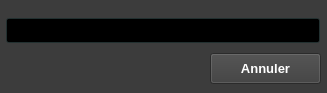
First picture: the form in ui/yeroth-erp-admin-search-form.ui, repository yerothd/yeroth-erp-3-0, before the edit.
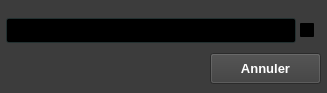
Second picture: the form after the edit. Custom widgets are drawn as their Qt base class.

```diff
--- a/ui/yeroth-erp-admin-search-form.ui
+++ b/ui/yeroth-erp-admin-search-form.ui
@@ -148,6 +148,15 @@
        </color>
       </brush>
      </colorrole>
+     <colorrole role="PlaceholderText">
+      <brush brushstyle="NoBrush">
+       <color alpha="128">
+        <red>255</red>
+        <green>255</green>
+        <blue>255</blue>
+       </color>
+      </brush>
+     </colorrole>
     </active>
     <inactive>
      <colorrole role="WindowText">
@@ -285,6 +294,15 @@
        </color>
       </brush>
      </colorrole>
+     <colorrole role="PlaceholderText">
+      <brush brushstyle="NoBrush">
+       <color alpha="128">
+        <red>255</red>
+        <green>255</green>
+        <blue>255</blue>
+       </color>
+      </brush>
+     </colorrole>
     </inactive>
     <disabled>
      <colorrole role="WindowText">
@@ -422,6 +440,15 @@
        </color>
       </brush>
      </colorrole>
+     <colorrole role="PlaceholderText">
+      <brush brushstyle="NoBrush">
+       <color alpha="128">
+        <red>255</red>
+        <green>255</green>
+        <blue>255</blue>
+       </color>
+      </brush>
+     </colorrole>
     </disabled>
    </palette>
   </property>
@@ -438,7 +465,7 @@
     <rect>
      <x>6</x>
      <y>18</y>
-     <width>314</width>
+     <width>290</width>
      <height>25</height>
     </rect>
    </property>
@@ -598,6 +625,15 @@
         </color>
        </brush>
       </colorrole>
+      <colorrole role="PlaceholderText">
+       <brush brushstyle="NoBrush">
+        <color alpha="128">
+         <red>255</red>
+         <green>255</green>
+         <blue>255</blue>
+        </color>
+       </brush>
+      </colorrole>
      </active>
      <inactive>
       <colorrole role="WindowText">
@@ -753,6 +789,15 @@
         </color>
        </brush>
       </colorrole>
+      <colorrole role="PlaceholderText">
+       <brush brushstyle="NoBrush">
+        <color alpha="128">
+         <red>255</red>
+         <green>255</green>
+         <blue>255</blue>
+        </color>
+       </brush>
+      </colorrole>
      </inactive>
      <disabled>
       <colorrole role="WindowText">
@@ -908,6 +953,15 @@
         </color>
        </brush>
       </colorrole>
+      <colorrole role="PlaceholderText">
+       <brush brushstyle="NoBrush">
+        <color alpha="128">
+         <red>255</red>
+         <green>255</green>
+         <blue>255</blue>
+        </color>
+       </brush>
+      </colorrole>
      </disabled>
     </palette>
    </property>
@@ -1352,6 +1406,477 @@
     <string>Annuler</string>
    </property>
   </widget>
+  <widget class="QCheckBox" name="checkBox_EXACT_STRING_MATCH">
+   <property name="geometry">
+    <rect>
+     <x>298</x>
+     <y>18</y>
+     <width>16</width>
+     <height>25</height>
+    </rect>
+   </property>
+   <property name="palette">
+    <palette>
+     <active>
+      <colorrole role="WindowText">
+       <brush brushstyle="SolidPattern">
+        <color alpha="255">
+         <red>255</red>
+         <green>255</green>
+         <blue>255</blue>
+        </color>
+       </brush>
+      </colorrole>
+      <colorrole role="Button">
+       <brush brushstyle="SolidPattern">
+        <color alpha="255">
+         <red>0</red>
+         <green>0</green>
+         <blue>0</blue>
+        </color>
+       </brush>
+      </colorrole>
+      <colorrole role="Light">
+       <brush brushstyle="SolidPattern">
+        <color alpha="255">
+         <red>0</red>
+         <green>0</green>
+         <blue>0</blue>
+        </color>
+       </brush>
+      </colorrole>
+      <colorrole role="Midlight">
+       <brush brushstyle="SolidPattern">
+        <color alpha="255">
+         <red>0</red>
+         <green>0</green>
+         <blue>0</blue>
+        </color>
+       </brush>
+      </colorrole>
+      <colorrole role="Dark">
+       <brush brushstyle="SolidPattern">
+        <color alpha="255">
+         <red>0</red>
+         <green>0</green>
+         <blue>0</blue>
+        </color>
+       </brush>
+      </colorrole>
+      <colorrole role="Mid">
+       <brush brushstyle="SolidPattern">
+        <color alpha="255">
+         <red>0</red>
+         <green>0</green>
+         <blue>0</blue>
+        </color>
+       </brush>
+      </colorrole>
+      <colorrole role="Text">
+       <brush brushstyle="SolidPattern">
+        <color alpha="255">
+         <red>255</red>
+         <green>255</green>
+         <blue>255</blue>
+        </color>
+       </brush>
+      </colorrole>
+      <colorrole role="BrightText">
+       <brush brushstyle="SolidPattern">
+        <color alpha="255">
+         <red>255</red>
+         <green>255</green>
+         <blue>255</blue>
+        </color>
+       </brush>
+      </colorrole>
+      <colorrole role="ButtonText">
+       <brush brushstyle="SolidPattern">
+        <color alpha="255">
+         <red>255</red>
+         <green>255</green>
+         <blue>255</blue>
+        </color>
+       </brush>
+      </colorrole>
+      <colorrole role="Base">
+       <brush brushstyle="SolidPattern">
+        <color alpha="255">
+         <red>0</red>
+         <green>0</green>
+         <blue>0</blue>
+        </color>
+       </brush>
+      </colorrole>
+      <colorrole role="Window">
+       <brush brushstyle="SolidPattern">
+        <color alpha="255">
+         <red>0</red>
+         <green>0</green>
+         <blue>0</blue>
+        </color>
+       </brush>
+      </colorrole>
+      <colorrole role="Shadow">
+       <brush brushstyle="SolidPattern">
+        <color alpha="255">
+         <red>0</red>
+         <green>0</green>
+         <blue>0</blue>
+        </color>
+       </brush>
+      </colorrole>
+      <colorrole role="AlternateBase">
+       <brush brushstyle="SolidPattern">
+        <color alpha="255">
+         <red>0</red>
+         <green>0</green>
+         <blue>0</blue>
+        </color>
+       </brush>
+      </colorrole>
+      <colorrole role="ToolTipBase">
+       <brush brushstyle="SolidPattern">
+        <color alpha="255">
+         <red>255</red>
+         <green>255</green>
+         <blue>220</blue>
+        </color>
+       </brush>
+      </colorrole>
+      <colorrole role="ToolTipText">
+       <brush brushstyle="SolidPattern">
+        <color alpha="255">
+         <red>0</red>
+         <green>0</green>
+         <blue>0</blue>
+        </color>
+       </brush>
+      </colorrole>
+      <colorrole role="PlaceholderText">
+       <brush brushstyle="NoBrush">
+        <color alpha="128">
+         <red>255</red>
+         <green>255</green>
+         <blue>255</blue>
+        </color>
+       </brush>
+      </colorrole>
+     </active>
+     <inactive>
+      <colorrole role="WindowText">
+       <brush brushstyle="SolidPattern">
+        <color alpha="255">
+         <red>255</red>
+         <green>255</green>
+         <blue>255</blue>
+        </color>
+       </brush>
+      </colorrole>
+      <colorrole role="Button">
+       <brush brushstyle="SolidPattern">
+        <color alpha="255">
+         <red>0</red>
+         <green>0</green>
+         <blue>0</blue>
+        </color>
+       </brush>
+      </colorrole>
+      <colorrole role="Light">
+       <brush brushstyle="SolidPattern">
+        <color alpha="255">
+         <red>0</red>
+         <green>0</green>
+         <blue>0</blue>
+        </color>
+       </brush>
+      </colorrole>
+      <colorrole role="Midlight">
+       <brush brushstyle="SolidPattern">
+        <color alpha="255">
+         <red>0</red>
+         <green>0</green>
+         <blue>0</blue>
+        </color>
+       </brush>
+      </colorrole>
+      <colorrole role="Dark">
+       <brush brushstyle="SolidPattern">
+        <color alpha="255">
+         <red>0</red>
+         <green>0</green>
+         <blue>0</blue>
+        </color>
+       </brush>
+      </colorrole>
+      <colorrole role="Mid">
+       <brush brushstyle="SolidPattern">
+        <color alpha="255">
+         <red>0</red>
+         <green>0</green>
+         <blue>0</blue>
+        </color>
+       </brush>
+      </colorrole>
+      <colorrole role="Text">
+       <brush brushstyle="SolidPattern">
+        <color alpha="255">
+         <red>255</red>
+         <green>255</green>
+         <blue>255</blue>
+        </color>
+       </brush>
+      </colorrole>
+      <colorrole role="BrightText">
+       <brush brushstyle="SolidPattern">
+        <color alpha="255">
+         <red>255</red>
+         <green>255</green>
+         <blue>255</blue>
+        </color>
+       </brush>
+      </colorrole>
+      <colorrole role="ButtonText">
+       <brush brushstyle="SolidPattern">
+        <color alpha="255">
+         <red>255</red>
+         <green>255</green>
+         <blue>255</blue>
+        </color>
+       </brush>
+      </colorrole>
+      <colorrole role="Base">
+       <brush brushstyle="SolidPattern">
+        <color alpha="255">
+         <red>0</red>
+         <green>0</green>
+         <blue>0</blue>
+        </color>
+       </brush>
+      </colorrole>
+      <colorrole role="Window">
+       <brush brushstyle="SolidPattern">
+        <color alpha="255">
+         <red>0</red>
+         <green>0</green>
+         <blue>0</blue>
+        </color>
+       </brush>
+      </colorrole>
+      <colorrole role="Shadow">
+       <brush brushstyle="SolidPattern">
+        <color alpha="255">
+         <red>0</red>
+         <green>0</green>
+         <blue>0</blue>
+        </color>
+       </brush>
+      </colorrole>
+      <colorrole role="AlternateBase">
+       <brush brushstyle="SolidPattern">
+        <color alpha="255">
+         <red>0</red>
+         <green>0</green>
+         <blue>0</blue>
+        </color>
+       </brush>
+      </colorrole>
+      <colorrole role="ToolTipBase">
+       <brush brushstyle="SolidPattern">
+        <color alpha="255">
+         <red>255</red>
+         <green>255</green>
+         <blue>220</blue>
+        </color>
+       </brush>
+      </colorrole>
+      <colorrole role="ToolTipText">
+       <brush brushstyle="SolidPattern">
+        <color alpha="255">
+         <red>0</red>
+         <green>0</green>
+         <blue>0</blue>
+        </color>
+       </brush>
+      </colorrole>
+      <colorrole role="PlaceholderText">
+       <brush brushstyle="NoBrush">
+        <color alpha="128">
+         <red>255</red>
+         <green>255</green>
+         <blue>255</blue>
+        </color>
+       </brush>
+      </colorrole>
+     </inactive>
+     <disabled>
+      <colorrole role="WindowText">
+       <brush brushstyle="SolidPattern">
+        <color alpha="255">
+         <red>127</red>
+         <green>127</green>
+         <blue>127</blue>
+        </color>
+       </brush>
+      </colorrole>
+      <colorrole role="Button">
+       <brush brushstyle="SolidPattern">
+        <color alpha="255">
+         <red>0</red>
+         <green>0</green>
+         <blue>0</blue>
+        </color>
+       </brush>
+      </colorrole>
+      <colorrole role="Light">
+       <brush brushstyle="SolidPattern">
+        <color alpha="255">
+         <red>0</red>
+         <green>0</green>
+         <blue>0</blue>
+        </color>
+       </brush>
+      </colorrole>
+      <colorrole role="Midlight">
+       <brush brushstyle="SolidPattern">
+        <color alpha="255">
+         <red>0</red>
+         <green>0</green>
+         <blue>0</blue>
+        </color>
+       </brush>
+      </colorrole>
+      <colorrole role="Dark">
+       <brush brushstyle="SolidPattern">
+        <color alpha="255">
+         <red>0</red>
+         <green>0</green>
+         <blue>0</blue>
+        </color>
+       </brush>
+      </colorrole>
+      <colorrole role="Mid">
+       <brush brushstyle="SolidPattern">
+        <color alpha="255">
+         <red>0</red>
+         <green>0</green>
+         <blue>0</blue>
+        </color>
+       </brush>
+      </colorrole>
+      <colorrole role="Text">
+       <brush brushstyle="SolidPattern">
+        <color alpha="255">
+         <red>0</red>
+         <green>0</green>
+         <blue>0</blue>
+        </color>
+       </brush>
+      </colorrole>
+      <colorrole role="BrightText">
+       <brush brushstyle="SolidPattern">
+        <color alpha="255">
+         <red>255</red>
+         <green>255</green>
+         <blue>255</blue>
+        </color>
+       </brush>
+      </colorrole>
+      <colorrole role="ButtonText">
+       <brush brushstyle="SolidPattern">
+        <color alpha="255">
+         <red>0</red>
+         <green>0</green>
+         <blue>0</blue>
+        </color>
+       </brush>
+      </colorrole>
+      <colorrole role="Base">
+       <brush brushstyle="SolidPattern">
+        <color alpha="255">
+         <red>0</red>
+         <green>0</green>
+         <blue>0</blue>
+        </color>
+       </brush>
+      </colorrole>
+      <colorrole role="Window">
+       <brush brushstyle="SolidPattern">
+        <color alpha="255">
+         <red>0</red>
+         <green>0</green>
+         <blue>0</blue>
+        </color>
+       </brush>
+      </colorrole>
+      <colorrole role="Shadow">
+       <brush brushstyle="SolidPattern">
+        <color alpha="255">
+         <red>0</red>
+         <green>0</green>
+         <blue>0</blue>
+        </color>
+       </brush>
+      </colorrole>
+      <colorrole role="AlternateBase">
+       <brush brushstyle="SolidPattern">
+        <color alpha="255">
+         <red>0</red>
+         <green>0</green>
+         <blue>0</blue>
+        </color>
+       </brush>
+      </colorrole>
+      <colorrole role="ToolTipBase">
+       <brush brushstyle="SolidPattern">
+        <color alpha="255">
+         <red>255</red>
+         <green>255</green>
+         <blue>220</blue>
+        </color>
+       </brush>
+      </colorrole>
+      <colorrole role="ToolTipText">
+       <brush brushstyle="SolidPattern">
+        <color alpha="255">
+         <red>0</red>
+         <green>0</green>
+         <blue>0</blue>
+        </color>
+       </brush>
+      </colorrole>
+      <colorrole role="PlaceholderText">
+       <brush brushstyle="NoBrush">
+        <color alpha="128">
+         <red>255</red>
+         <green>255</green>
+         <blue>255</blue>
+        </color>
+       </brush>
+      </colorrole>
+     </disabled>
+    </palette>
+   </property>
+   <property name="font">
+    <font>
+     <pointsize>10</pointsize>
+     <weight>50</weight>
+     <bold>false</bold>
+    </font>
+   </property>
+   <property name="focusPolicy">
+    <enum>Qt::StrongFocus</enum>
+   </property>
+   <property name="toolTip">
+    <string>&lt;html&gt;&lt;head/&gt;&lt;body&gt;&lt;p&gt;&lt;span style=&quot; font-size:9pt;&quot;&gt;CHECKED: exact string match&lt;/span&gt;&lt;/p&gt;&lt;p&gt;&lt;span style=&quot; font-size:9pt;&quot;&gt;Unchecked: like string match.&lt;/span&gt;&lt;/p&gt;&lt;/body&gt;&lt;/html&gt;</string>
+   </property>
+   <property name="layoutDirection">
+    <enum>Qt::RightToLeft</enum>
+   </property>
+   <property name="text">
+    <string/>
+   </property>
+  </widget>
  </widget>
  <customwidgets>
   <customwidget>
```
Left out of the diff: 27 changed lines with no effect on the pictures.
